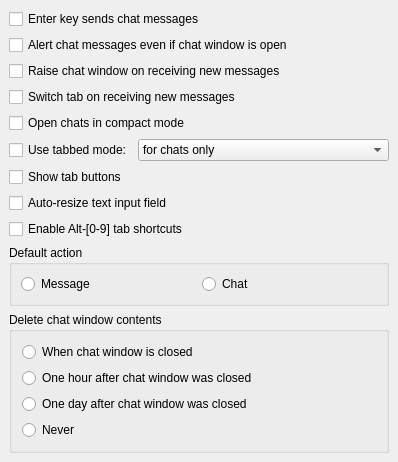
Above: src/options/opt_chat.ui from psi-plus/psi-plus-snapshots before the change. Below: the same form after it.
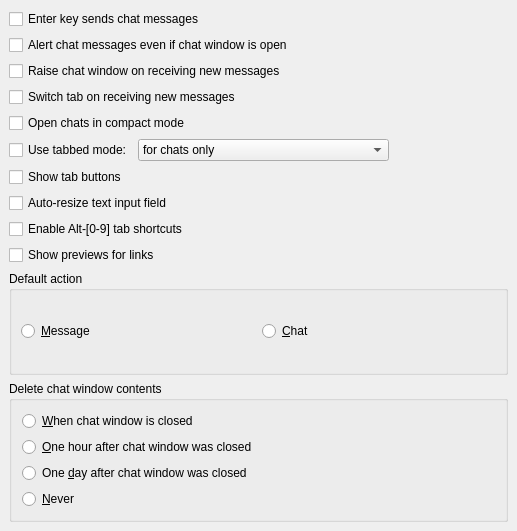
That is the form after the change.

Patch:
```diff
--- a/src/options/opt_chat.ui
+++ b/src/options/opt_chat.ui
@@ -1,24 +1,33 @@
 <ui version="4.0" >
  <class>OptChat</class>
- <widget class="QWidget" name="OptChat" >
-  <property name="geometry" >
+ <widget class="QWidget" name="OptChat">
+  <property name="geometry">
    <rect>
     <x>0</x>
     <y>0</y>
-    <width>346</width>
-    <height>421</height>
+    <width>517</width>
+    <height>531</height>
    </rect>
   </property>
   <property name="windowTitle" >
    <string>OptChatUI</string>
   </property>
-  <layout class="QVBoxLayout" >
-   <property name="margin" >
-    <number>9</number>
-   </property>
-   <property name="spacing" >
+  <layout class="QVBoxLayout">
+   <property name="spacing">
     <number>6</number>
    </property>
+   <property name="leftMargin">
+    <number>9</number>
+   </property>
+   <property name="topMargin">
+    <number>9</number>
+   </property>
+   <property name="rightMargin">
+    <number>9</number>
+   </property>
+   <property name="bottomMargin">
+    <number>9</number>
+   </property>
    <item>
     <widget class="QCheckBox" name="ck_chatSoftReturn" >
      <property name="text" >
@@ -55,13 +64,22 @@
     </widget>
    </item>
    <item>
-    <layout class="QHBoxLayout" >
-     <property name="margin" >
-      <number>0</number>
-     </property>
-     <property name="spacing" >
+    <layout class="QHBoxLayout">
+     <property name="spacing">
       <number>6</number>
      </property>
+     <property name="leftMargin">
+      <number>0</number>
+     </property>
+     <property name="topMargin">
+      <number>0</number>
+     </property>
+     <property name="rightMargin">
+      <number>0</number>
+     </property>
+     <property name="bottomMargin">
+      <number>0</number>
+     </property>
      <item>
       <widget class="QCheckBox" name="ck_tabChats" >
        <property name="sizePolicy" >
@@ -148,28 +166,44 @@
     </widget>
    </item>
    <item>
-    <widget class="QGroupBox" name="groupBox18" >
-     <property name="title" >
+    <widget class="QCheckBox" name="ck_showPreviews">
+     <property name="text">
+      <string>Show previews for links</string>
+     </property>
+    </widget>
+   </item>
+   <item>
+    <widget class="QGroupBox" name="groupBox18">
+     <property name="title">
       <string>Default action</string>
      </property>
-     <layout class="QHBoxLayout" >
-      <property name="margin" >
-       <number>9</number>
-      </property>
-      <property name="spacing" >
+     <layout class="QHBoxLayout">
+      <property name="spacing">
        <number>6</number>
       </property>
+      <property name="leftMargin">
+       <number>9</number>
+      </property>
+      <property name="topMargin">
+       <number>9</number>
+      </property>
+      <property name="rightMargin">
+       <number>9</number>
+      </property>
+      <property name="bottomMargin">
+       <number>9</number>
+      </property>
       <item>
-       <widget class="QRadioButton" name="rb_defActMsg" >
-        <property name="text" >
-         <string>Message</string>
+       <widget class="QRadioButton" name="rb_defActMsg">
+        <property name="text">
+         <string>&amp;Message</string>
         </property>
        </widget>
       </item>
       <item>
-       <widget class="QRadioButton" name="rb_defActChat" >
-        <property name="text" >
-         <string>Chat</string>
+       <widget class="QRadioButton" name="rb_defActChat">
+        <property name="text">
+         <string>&amp;Chat</string>
         </property>
        </widget>
       </item>
@@ -181,38 +215,47 @@
      <property name="title" >
       <string>Delete chat window contents</string>
      </property>
-     <layout class="QVBoxLayout" >
-      <property name="margin" >
-       <number>10</number>
-      </property>
-      <property name="spacing" >
+     <layout class="QVBoxLayout">
+      <property name="spacing">
        <number>6</number>
       </property>
+      <property name="leftMargin">
+       <number>10</number>
+      </property>
+      <property name="topMargin">
+       <number>10</number>
+      </property>
+      <property name="rightMargin">
+       <number>10</number>
+      </property>
+      <property name="bottomMargin">
+       <number>10</number>
+      </property>
       <item>
-       <widget class="QRadioButton" name="rb_delChatsClose" >
-        <property name="text" >
-         <string>When chat window is closed</string>
+       <widget class="QRadioButton" name="rb_delChatsClose">
+        <property name="text">
+         <string>&amp;When chat window is closed</string>
         </property>
        </widget>
       </item>
       <item>
-       <widget class="QRadioButton" name="rb_delChatsHour" >
-        <property name="text" >
-         <string>One hour after chat window was closed</string>
+       <widget class="QRadioButton" name="rb_delChatsHour">
+        <property name="text">
+         <string>&amp;One hour after chat window was closed</string>
         </property>
        </widget>
       </item>
       <item>
-       <widget class="QRadioButton" name="rb_delChatsDay" >
-        <property name="text" >
-         <string>One day after chat window was closed</string>
+       <widget class="QRadioButton" name="rb_delChatsDay">
+        <property name="text">
+         <string>One &amp;day after chat window was closed</string>
         </property>
        </widget>
       </item>
       <item>
-       <widget class="QRadioButton" name="rb_delChatsNever" >
-        <property name="text" >
-         <string>Never</string>
+       <widget class="QRadioButton" name="rb_delChatsNever">
+        <property name="text">
+         <string>&amp;Never</string>
         </property>
        </widget>
       </item>
@@ -221,6 +264,6 @@
    </item>
   </layout>
  </widget>
- <layoutdefault spacing="6" margin="11" />
+ <layoutdefault spacing="6" margin="11"/>
  <resources/>
 </ui>
```
Left out of the diff: 74 changed lines with no effect on the pictures.
